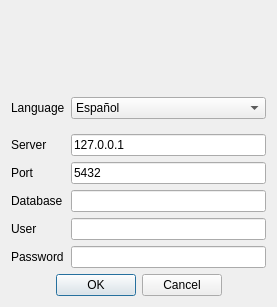
The window that ui/frmAccess.ui (turulomio/xulpymoney) describes before a commit, drawn with Qt 5.
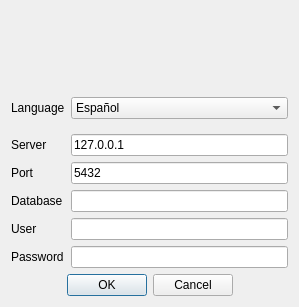
The same window after the commit. Icons and pictures are not drawn.

Diff of the .ui file:
```diff
--- a/ui/frmAccess.ui
+++ b/ui/frmAccess.ui
@@ -9,7 +9,7 @@
    <rect>
     <x>0</x>
     <y>0</y>
-    <width>277</width>
+    <width>299</width>
     <height>291</height>
    </rect>
   </property>
```
